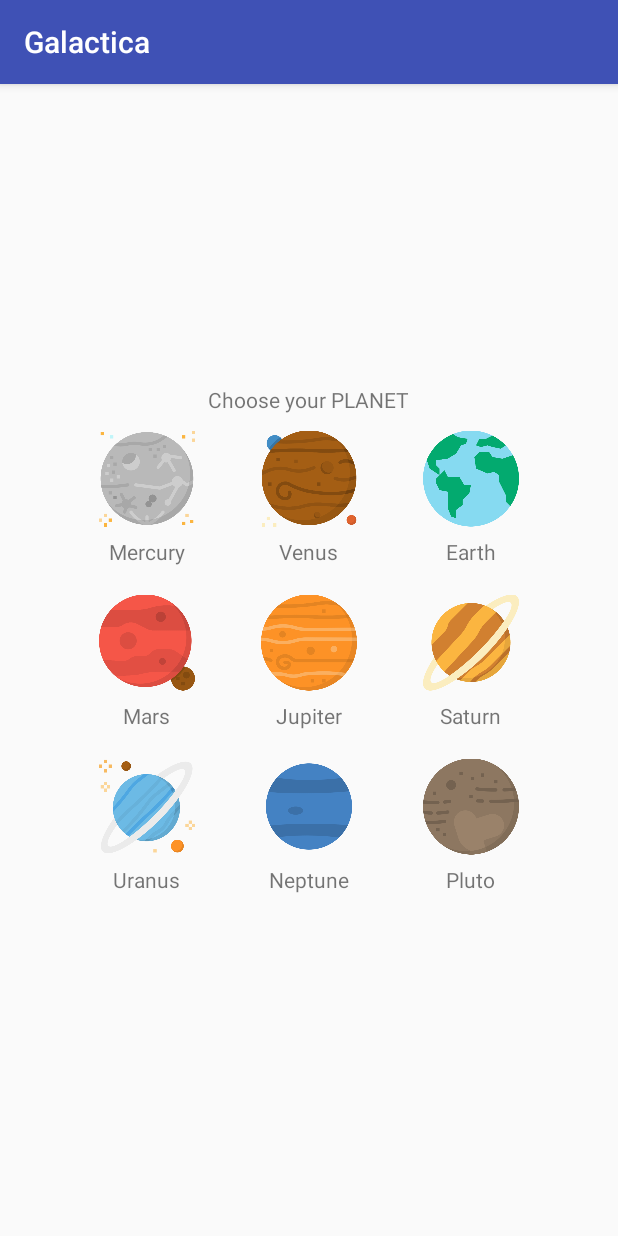
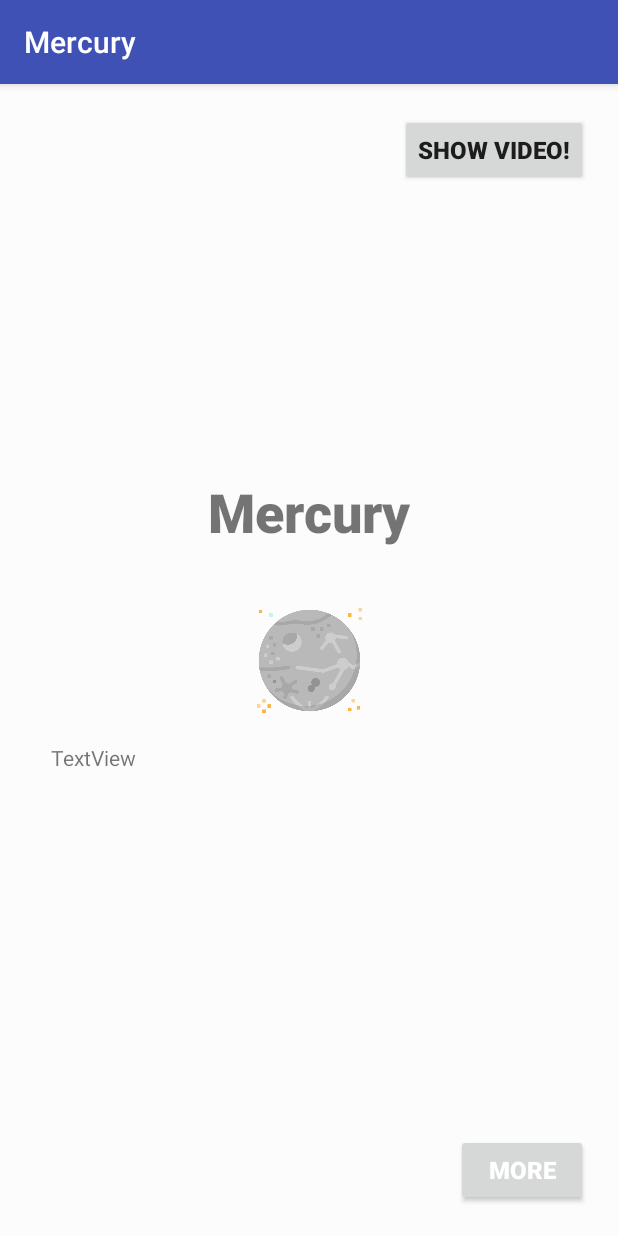
Before and after one commit to briyyoung/Galactica, an Android app: the screen it shows after launch (MainActivity before the commit, MainActivityAddition after it), after a tap on "Mercury", on a phone screen of 412 x 824 dp. Run offline under Robolectric (Android 15) with nearby library versions, the phone set to English and light mode, and no system bars.

Commit message:
Connect Activity 0 with Activity 1!

```diff
--- a/app/src/main/AndroidManifest.xml
+++ b/app/src/main/AndroidManifest.xml
@@ -9,7 +9,8 @@
         android:roundIcon="@mipmap/ic_launcher_round"
         android:supportsRtl="true"
         android:theme="@style/AppTheme">
-        <activity android:name=".MainActivityAdapter"></activity>
+        <activity android:name=".MainActivityAddition"></activity>
+        <activity android:name=".MainActivityAdapter" />
         <activity android:name=".MainActivity">
             <intent-filter>
                 <action android:name="android.intent.action.MAIN" />
--- a/app/src/main/java/com/example/brianyoung/galactica/MainActivity.java
+++ b/app/src/main/java/com/example/brianyoung/galactica/MainActivity.java
@@ -21,23 +21,23 @@ public class MainActivity extends AppCompatActivity {
         //setting the recycler view for the restaurants list
         mainActivityView = findViewById(R.id.mainActivityView);
         mainActivityView.setHasFixedSize(true);
-        mLayoutManager = new GridLayoutManager(this,3);
+        mLayoutManager = new GridLayoutManager(this, 3);
         mainActivityView.setLayoutManager(mLayoutManager);
         MainActivityAdapter.RecyclerViewClickListener listener = new MainActivityAdapter.RecyclerViewClickListener() {
             @Override
             public void onClick(View view, int position) {
-                launchDetailActivity(position);
+                Planet planet = Planet.getPlanets().get(position);
+
+                Bundle bundle = new Bundle();
+                bundle.putString(PlanetHome.ARG_PLANET_NAME, planet.getName());
+
+                Intent intent = new Intent(MainActivity.this, MainActivityAddition.class);
+                intent.putExtras(bundle);
+                startActivity(intent);
             }
         };
 
-        mAdapter = new MainActivityAdapter(Planet.getPlanets(),listener);
+        mAdapter = new MainActivityAdapter(Planet.getPlanets(), listener);
         mainActivityView.setAdapter(mAdapter);
-
-    }
-
-    private void launchDetailActivity(int position) {
-        Intent intent = new Intent(this, PlanetHome.class);
-        intent.putExtra(MESSAGE, position);
-        startActivity(intent);
     }
 }
--- a/app/src/main/java/com/example/brianyoung/galactica/MainActivityAdapter.java
+++ b/app/src/main/java/com/example/brianyoung/galactica/MainActivityAdapter.java
@@ -1,5 +1,6 @@
 package com.example.brianyoung.galactica;
 
+import android.support.annotation.NonNull;
 import android.support.v7.widget.RecyclerView;
 import android.view.LayoutInflater;
 import android.view.View;
@@ -23,7 +24,7 @@ public class MainActivityAdapter extends RecyclerView.Adapter<MainActivityAdapte
         void onClick(View view, int position);
     }
 
-    public static class MainActivityViewHolder extends RecyclerView.ViewHolder implements View.OnClickListener {
+    public class MainActivityViewHolder extends RecyclerView.ViewHolder implements View.OnClickListener {
         public TextView planetName;
         public ImageView planetPic;
         private RecyclerViewClickListener mListener;
@@ -44,14 +45,15 @@ public class MainActivityAdapter extends RecyclerView.Adapter<MainActivityAdapte
         }
     }
 
+    @NonNull
     @Override
-    public MainActivityAdapter.MainActivityViewHolder onCreateViewHolder(ViewGroup parent, int viewType) {
+    public MainActivityAdapter.MainActivityViewHolder onCreateViewHolder(@NonNull ViewGroup parent, int viewType) {
         View v = LayoutInflater.from(parent.getContext()).inflate(R.layout.activity_main_adapter, parent, false);
         return new MainActivityViewHolder(v, mListener);
     }
 
     @Override
-    public void onBindViewHolder(MainActivityViewHolder holder, int position) {
+    public void onBindViewHolder(MainActivityAdapter.MainActivityViewHolder holder, int position) {
         Planet planet = mPlanets.get(position);
         holder.planetName.setText(planet.getName());
 
--- /dev/null
+++ b/app/src/main/java/com/example/brianyoung/galactica/MainActivityAddition.java
@@ -0,0 +1,25 @@
+package com.example.brianyoung.galactica;
+
+import android.support.v7.app.AppCompatActivity;
+import android.os.Bundle;
+
+public class MainActivityAddition extends AppCompatActivity {
+    public static final String EXTRA_MESSAGE = "";
+
+    @Override
+    protected void onCreate(Bundle savedInstanceState) {
+        super.onCreate(savedInstanceState);
+        setContentView(R.layout.activity_main_addition);
+
+        if (savedInstanceState == null) {
+            Bundle arguments = new Bundle();
+            arguments.putString(PlanetHome.ARG_PLANET_NAME, getIntent().getStringExtra(PlanetHome.ARG_PLANET_NAME));
+            PlanetHome fragment = new PlanetHome();
+            fragment.setArguments(arguments);
+            getSupportFragmentManager().beginTransaction()
+                    .replace(R.id.planet_home_container, fragment)
+                    .commit();
+
+        }
+    }
+    }
--- a/app/src/main/java/com/example/brianyoung/galactica/Planet.java
+++ b/app/src/main/java/com/example/brianyoung/galactica/Planet.java
@@ -1,5 +1,6 @@
 package com.example.brianyoung.galactica;
 
+import java.lang.reflect.Array;
 import java.util.ArrayList;
 
 public class Planet {
@@ -56,4 +57,6 @@ public class Planet {
 
 
 
+
+
 }
--- a/app/src/main/java/com/example/brianyoung/galactica/PlanetHome.java
+++ b/app/src/main/java/com/example/brianyoung/galactica/PlanetHome.java
@@ -2,6 +2,9 @@ package com.example.brianyoung.galactica;
 
 
 import android.content.Intent;
+import android.graphics.Bitmap;
+import android.graphics.BitmapFactory;
+import android.graphics.drawable.Drawable;
 import android.os.Bundle;
 import android.support.v4.app.Fragment;
 import android.view.LayoutInflater;
@@ -11,17 +14,18 @@ import android.widget.Button;
 import android.widget.ImageView;
 import android.widget.TextView;
 
+import java.util.ArrayList;
+
 
 public class PlanetHome extends Fragment {
 
-    private static final String ARG_PLANET_NAME = "param1";
+    public static final String ARG_PLANET_NAME = "Setting what planet we are clicking";
 
     // TODO: Rename and change types of parameters
     private Planet planet;
     private Button btnShowVideo, btnMoreInfo;
     private ImageView clickableImage;
     private TextView planetName;
-
 
     public PlanetHome() {
         // Required empty public constructor
@@ -33,7 +37,7 @@ public class PlanetHome extends Fragment {
         super.onCreate(savedInstanceState);
 
         //get arguments from activity
-        if(getArguments().containsKey(ARG_PLANET_NAME)){ //receiving the bundle arguments from the activity this fragment is associated with
+        if(getArguments().containsKey(ARG_PLANET_NAME)){
             planet = Planet.getPlanet(getArguments().getString(ARG_PLANET_NAME));
             this.getActivity().setTitle(planet.getName());
         }
@@ -45,34 +49,30 @@ public class PlanetHome extends Fragment {
         // Inflate the layout for this fragment
         View v = inflater.inflate(R.layout.fragment_planet_home, container, false);
 
-        //TODO: Initialise the fragment's UI elements by finding them in the fragment layout
+        //set the planet's name
+        planetName = v.findViewById(R.id.planetName);
+        planetName.setText(planet.getName());
+
+        //set the planet's picture
+        clickableImage = v.findViewById(R.id.clickableImage);
+        int picture = getResources().getIdentifier("pic_" + planet.getPicture(),"drawable","com.example.brianyoung.galactica");
+        clickableImage.setImageResource(picture);
+
+        //set the more info button
+        btnMoreInfo = v.findViewById(R.id.btnMoreInfo);
+
+        //set the show video button
         btnShowVideo = v.findViewById(R.id.btnShowVideo);
-        planetName = v.findViewById(R.id.planetName);
-        btnMoreInfo = v.findViewById(R.id.btnMoreInfo);
-        clickableImage = v.findViewById(R.id.clickableImage);
-
-        //TODO: Display the details of the selected City using the fragment's UI elements
-        btnShowVideo.setOnClickListener(new View.OnClickListener(){
+        btnShowVideo.setOnClickListener(new View.OnClickListener() {
 
             @Override
             public void onClick(View view) {
                 //Intent code to go to activity 3
 
 
-
             }
         });
 
-
-
         return v;
     }
-
-    //method to go to activity 3 (show video)
-//    public void launchShowVideo(Planet planet, int position){
-//        Intent intent = new Intent(this, //activity3.class);
-//        intent.putExtra()
-//
-//    }
-
 }
--- /dev/null
+++ b/app/src/main/res/layout/activity_main_addition.xml
@@ -0,0 +1,5 @@
+<?xml version="1.0" encoding="utf-8"?>
+<FrameLayout xmlns:android="http://schemas.android.com/apk/res/android"
+    android:id="@+id/planet_home_container"
+    android:layout_width="match_parent"
+    android:layout_height="match_parent" />
--- a/app/src/main/res/layout/fragment_planet_home.xml
+++ b/app/src/main/res/layout/fragment_planet_home.xml
@@ -10,8 +10,8 @@
 
     <ImageView
         android:id="@+id/clickableImage"
-        android:layout_width="wrap_content"
-        android:layout_height="wrap_content"
+        android:layout_width="70dp"
+        android:layout_height="70dp"
         android:layout_marginStart="50dp"
         android:layout_marginTop="50dp"
         android:layout_marginEnd="50dp"
```
Also changed, not shown: app/src/main/res/layout/activity_main.xml (line endings or trailing spaces).
